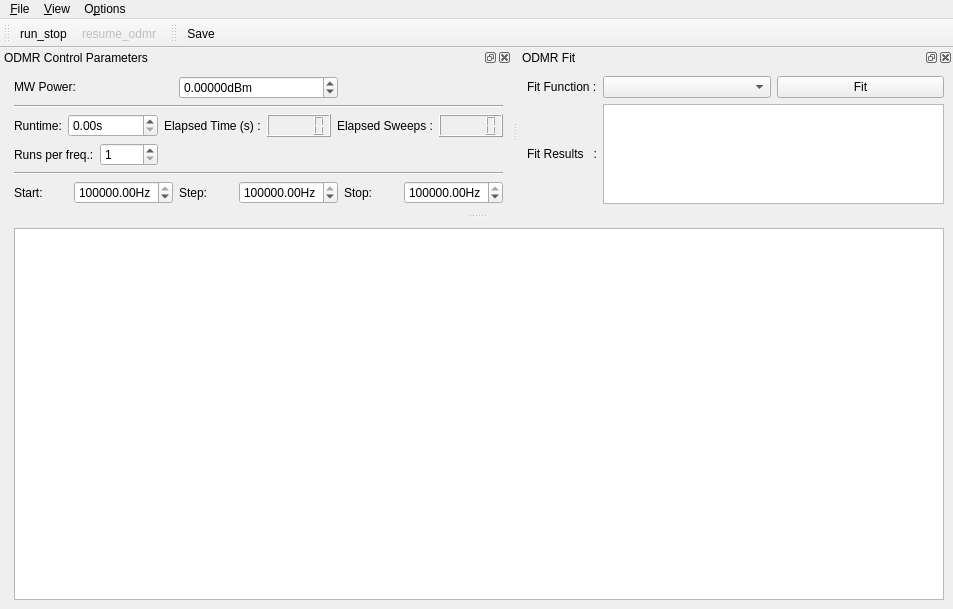
Above: gui/bay_opt_odmr/ui_odmrgui.ui from sriharijayaram5/qudi before the change. Below: the same form after it.
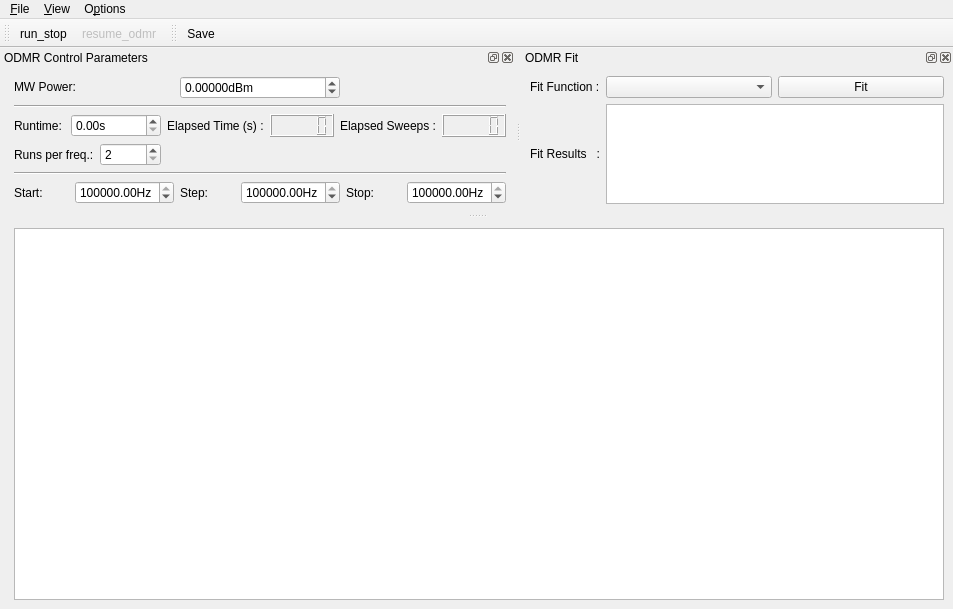
That is the form after the change. Icons and pictures are not drawn. Custom widgets are drawn as their Qt base class.

The edit to the form file:
```diff
--- a/gui/bay_opt_odmr/ui_odmrgui.ui
+++ b/gui/bay_opt_odmr/ui_odmrgui.ui
@@ -298,16 +298,16 @@
          <item>
           <widget class="QSpinBox" name="average_level_SpinBox">
            <property name="minimum">
-            <number>1</number>
+            <number>2</number>
            </property>
            <property name="maximum">
-            <number>1000</number>
+            <number>10000</number>
            </property>
            <property name="singleStep">
             <number>1</number>
            </property>
            <property name="value">
-            <number>1</number>
+            <number>2</number>
            </property>
           </widget>
          </item>
@@ -610,16 +610,16 @@
   </action>
  </widget>
  <customwidgets>
-  <customwidget>
-   <class>PlotWidget</class>
-   <extends>QGraphicsView</extends>
-   <header>pyqtgraph</header>
-  </customwidget>
   <customwidget>
    <class>ScienDSpinBox</class>
    <extends>QDoubleSpinBox</extends>
    <header>qtwidgets.scientific_spinbox.h</header>
   </customwidget>
+  <customwidget>
+   <class>PlotWidget</class>
+   <extends>QGraphicsView</extends>
+   <header>pyqtgraph</header>
+  </customwidget>
   <customwidget>
    <class>FitSettingsComboBox</class>
    <extends>QComboBox</extends>
```
Left out of the diff: 5 changed lines with no effect on the pictures.
